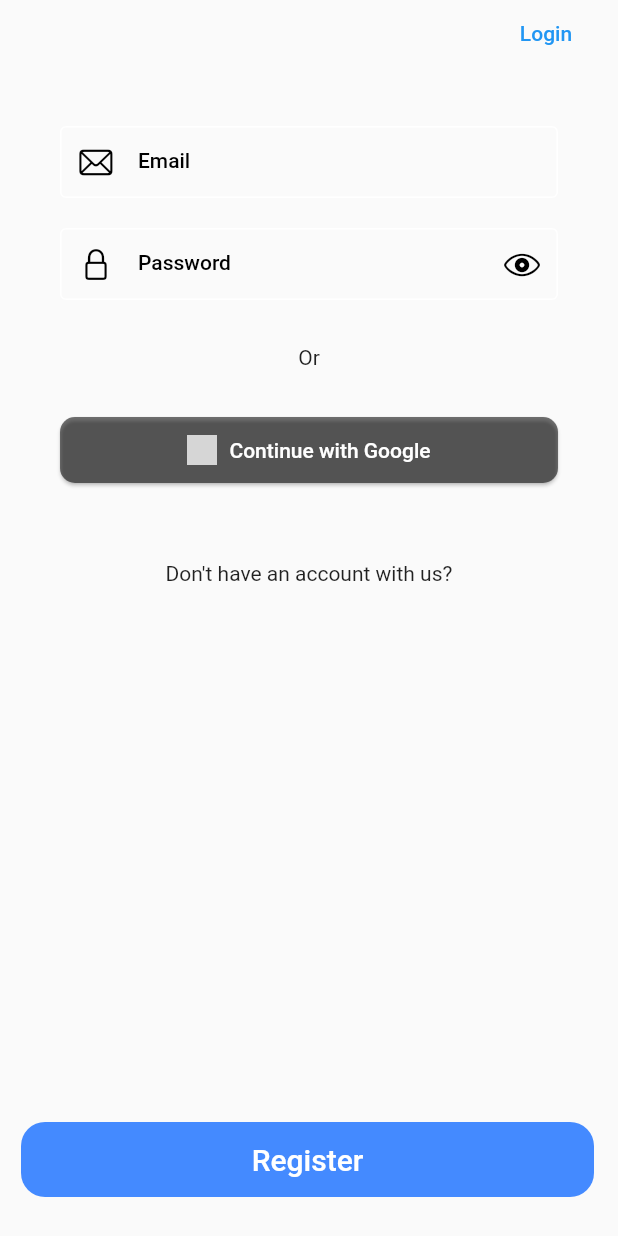
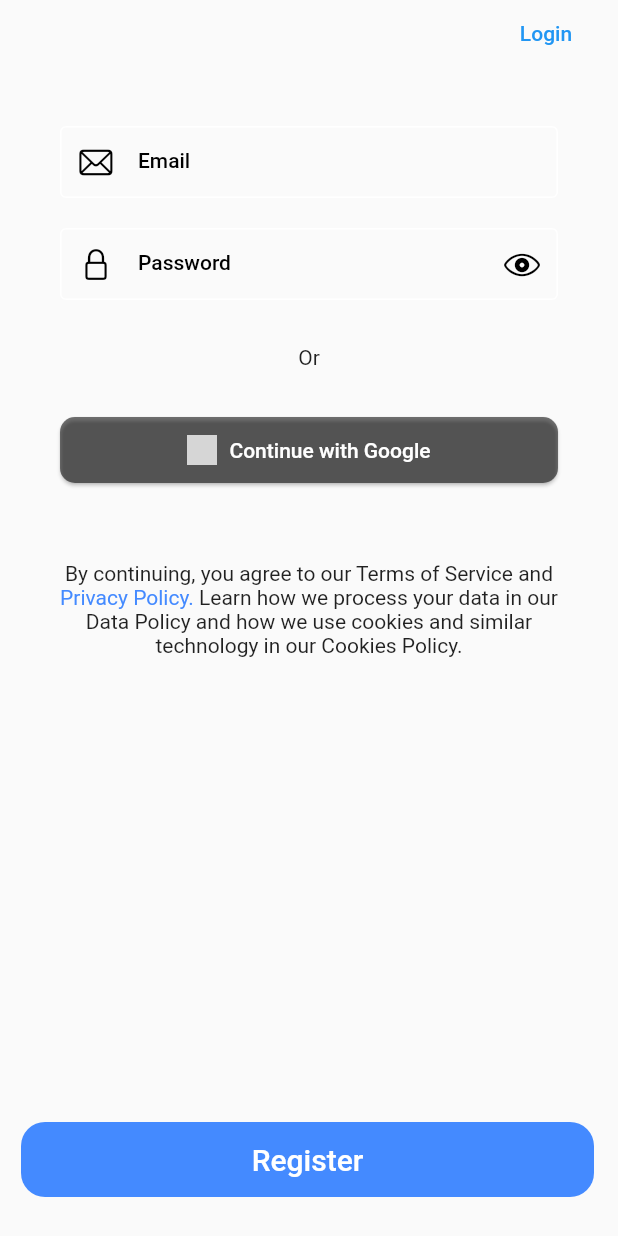
Before and after one commit to Bhavukarora03/unscroll, a Flutter app: the screen it shows after launch, swiped to page 2, on a phone screen of 412 x 824 dp. Run offline on Flutter 3.47's test engine with Material 2 defaults, Android fonts, the phone set to English and light mode, and no system bars; drawn by our look-alikes of flutter_onboarding_slider; our stand-ins replace animated_splash_screen, animated_text_kit, cached_network_image, circular_countdown_timer, cloud_firestore, cloud_functions and 30 more; missing offline and left inert: cached_video_player, purchases_flutter, stories_editor, story, video_compress; accounts and stored records are empty; statements that could not run were skipped; grey boxes are pictures that could not be loaded.

Commit message:
major changes 6.0.

```diff
--- a/lib/controllers/post_controller.dart
+++ b/lib/controllers/post_controller.dart
@@ -47,6 +47,7 @@ class PostController extends GetxController {
     }
   }
 
+
   deletePost(String id) async {
     await firebaseFirestore.collection('posts').doc(id).delete();
   }
--- a/lib/views/screens/auth/login_screen.dart
+++ b/lib/views/screens/auth/login_screen.dart
@@ -1,5 +1,8 @@
+import 'package:animated_text_kit/animated_text_kit.dart';
 import 'package:flutter/cupertino.dart';
+import 'package:flutter/gestures.dart';
 import 'package:flutter/material.dart';
+import 'package:flutter/services.dart';
 import 'package:flutter_easyloading/flutter_easyloading.dart';
 import 'package:flutter_onboarding_slider/flutter_onboarding_slider.dart';
 import 'package:form_field_validator/form_field_validator.dart';
@@ -7,8 +10,8 @@ import 'package:get/get.dart';
 import 'package:google_fonts/google_fonts.dart';
 import 'package:unscroll/constants.dart';
 import 'package:unscroll/views/screens/auth/sign_up_screen.dart';
-
-
+import 'package:unscroll/views/screens/screens.dart';
+import 'package:url_launcher/url_launcher.dart';
 
 class LoginScreen extends StatefulWidget {
   const LoginScreen({Key? key}) : super(key: key);
@@ -52,60 +55,69 @@ class _LoginScreenState extends State<LoginScreen> {
     return Scaffold(
         appBar: AppBar(
           toolbarHeight: 0,
-          backgroundColor: Colors.transparent,
+          systemOverlayStyle: const SystemUiOverlayStyle(
+            statusBarColor: Colors.transparent,
+            statusBarIconBrightness: Brightness.dark,
+          ),
         ),
 
         //nice
         resizeToAvoidBottomInset: false,
         body: SafeArea(
           child: OnBoardingSlider(
+            indicatorAbove: false,
             headerBackgroundColor: Colors.transparent,
             finishButtonText: 'Register',
             skipTextButton: const Text('Skip'),
             finishButtonColor: Colors.blueAccent,
-
             onFinish: () {
               Get.to(() => SignUpScreen());
             },
             trailingFunction: () {
               onPressedLogin();
             },
-
             trailing: const Text(
               'Login',
             ),
-            background: [
-              Image.asset('assets/images/landing.png',
-                  width: size.width, height: 400),
-              const SizedBox.shrink()
-            ],
+            background: const [Text(""), SizedBox.shrink()],
             totalPage: 2,
             speed: 1.8,
             pageBodies: [
-              Padding(
-                padding: const EdgeInsets.symmetric(horizontal: 50.0, vertical: 8),
-                child: Column(
-                  children: [
-                    SizedBox(
-                      height: 450,
+              Column(
+                crossAxisAlignment: CrossAxisAlignment.center,
+                mainAxisAlignment: MainAxisAlignment.center,
+                children: [
+                  Image.asset(
+                    'assets/images/walking-girl.png',
+                    height: size.height * 0.3,
+                  ),
+                  Padding(
+                    padding: const EdgeInsets.only(left: 50.0, right: 50),
+                    child: RichText(
+                      text: TextSpan(
+                        text: 'Welcome \nto\n',
+                        style: TextStyle(
+                          color: authController.isLightTheme.value
+                              ? Colors.black87
+                              : Colors.white,
+                          fontSize: 45,
+                          fontWeight: FontWeight.w900,
+                          height: 1.2,
+                        ),
+                        children: [
+                          TextSpan(
+                            text: 'Unscroll..\n',
+                            style: GoogleFonts.cedarvilleCursive(
+                                color: Colors.blueAccent,
+                                fontSize: 50,
+                                height: 1.5,
+                                fontWeight: FontWeight.w700),
+                          ),
+                        ],
+                      ),
                     ),
-                    const Text('Welcome to DoomScroll!',
-                        style: TextStyle(
-                          fontSize: 30,
-                          fontWeight: FontWeight.bold,
-                        )),
-                    height20,
-                    Center(
-                      child: Text(
-                        "OUR BRAIN ACTUALLY LOOKS FOR BAD NEWS, HOPING TO CONTROL IT, BUT IT'S NOT POSSIBLE. WE MAY READ BAD NEWS BUT IT'S A MATTER OF TRYING NOT TO LET"
-                                " IT AFFECT US. WE CAN'T STOP IT, BUT WE CAN TRY TO CONTROL IT. "
-                            .toLowerCase(),style: const TextStyle(
-                        fontSize: 15,
-                      ),
-                      ),
-                    )
-                  ],
-                ),
+                  ),
+                ],
               ),
               loginData(context)
             ],
@@ -144,7 +156,32 @@ class _LoginScreenState extends State<LoginScreen> {
               ),
               label: const Text("Continue with Google")),
           height50,
-          const Center(child: Text("Don't have an account with us?"))
+          RichText(
+              textAlign: TextAlign.center,
+              text: TextSpan(
+                  text: "By continuing, you agree to our Terms of Service and ",
+                  style: TextStyle(
+                      color: authController.isLightTheme.value
+                          ? Colors.black87
+                          : Colors.white),
+                  children: [
+                    TextSpan(
+                        text: 'Privacy Policy. ',
+                        style: const TextStyle(color: Colors.blueAccent),
+                        recognizer: TapGestureRecognizer()
+                          ..onTap = () async {
+                            final Uri _policyUrl = Uri.parse(
+                                'https://www.privacypolicygenerator.info/live.php?token=IlpPFFeTuVICmMdJSxXYqFYbv2fzW2QE');
+                            if (!await launchUrl(_policyUrl)) {
+                              throw 'Could not launch $_policyUrl';
+                            }
+                          }),
+                    const TextSpan(
+                      text: 'Learn how we process your data in our'
+                          ' Data Policy and how we use cookies and similar '
+                          'technology in our Cookies Policy.',
+                    )
+                  ])),
         ],
       ),
     );
@@ -164,9 +201,6 @@ class _LoginScreenState extends State<LoginScreen> {
         hintText: "Enter your email",
         prefixIcon: Icon(CupertinoIcons.mail),
         border: OutlineInputBorder(
-          borderSide: BorderSide(),
-        ),
-        focusedBorder: OutlineInputBorder(
           borderSide: BorderSide(),
         ),
       ),
@@ -192,9 +226,6 @@ class _LoginScreenState extends State<LoginScreen> {
         border: const OutlineInputBorder(
           borderSide: BorderSide(),
         ),
-        focusedBorder: const OutlineInputBorder(
-          borderSide: BorderSide(),
-        ),
         suffixIcon: IconButton(
             onPressed: _toggle,
             icon: Icon(
--- a/lib/views/screens/confirm_stories.dart
+++ b/lib/views/screens/confirm_stories.dart
@@ -21,6 +21,7 @@ class _ConfirmStoryState extends State<ConfirmStory> {
     return Scaffold(
       resizeToAvoidBottomInset: false,
       body: StoriesEditor(
+
         isCustomFontList: false,
         middleBottomWidget: const Text(
           'Unscroll',
--- a/lib/views/screens/navigation_screen.dart
+++ b/lib/views/screens/navigation_screen.dart
@@ -62,6 +62,7 @@ class _NavigationScreenState extends State<NavigationScreen>
 
   @override
   initState() {
+    authController.checkInternetConnection();
     authController.getNotificationToken();
     authController.checkIfThirtyMinDone();
     _controller = CountDownController();
--- a/lib/views/screens/prank_screen.dart
+++ b/lib/views/screens/prank_screen.dart
@@ -95,6 +95,7 @@ class _PrankScreenState extends State<PrankScreen>
                 ],
               ),
               BackButton(
+                color: Colors.white,
                 onPressed: () async {
                   TextPreferences.setTime(1800);
                   SystemNavigator.pop();
--- a/pubspec.yaml
+++ b/pubspec.yaml
@@ -57,6 +57,9 @@ dependencies:
   flutter_typeahead: ^4.1.1
   photo_view: ^0.14.0
   stories_editor: ^0.2.2
+  like_button: ^2.0.5
+  animated_text_kit: ^4.2.2
+  upi_india: ^3.0.1
 
 
 
```
Also changed, not shown: lib/themes.dart (+4 -13 lines), lib/views/pages/posts_page.dart (+56 -23 lines), lib/views/pages/search_page.dart (+24 -14 lines), lib/views/pages/upload_page.dart (+19 -6 lines), lib/views/screens/about_app.dart (added, +88 -0 lines), lib/views/screens/auth/sign_up_screen.dart (+5 -10 lines), lib/views/screens/confirm_post.dart (+9 -3 lines), lib/views/screens/profile_screen.dart (+36 -27 lines), assets/images/loading.gif (deleted), assets/images/nonet.svg (added), assets/images/signup.png (added), assets/images/upload.png, assets/images/walking-girl.png (added), lib/generated/assets.dart, 1 more files.
